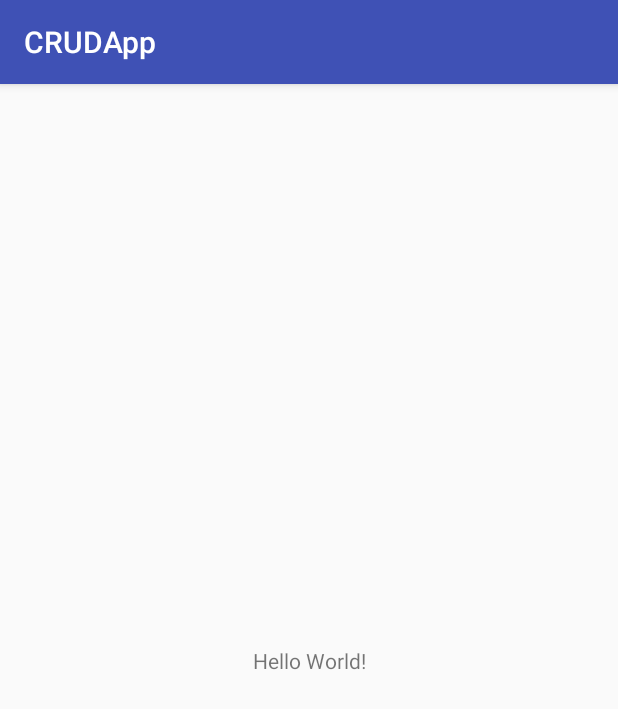
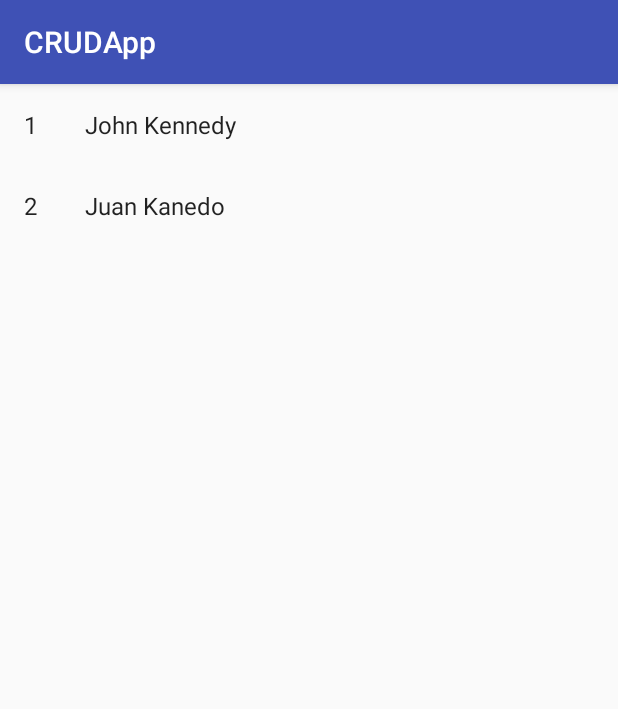
Before and after one commit to dany171/CRUD-app, an Android app: the screen it shows after launch (MainActivity), on a phone screen of 412 x 824 dp. Shown: the top 709 px of the screen. Run offline under Robolectric (Android 15) with nearby library versions, the phone set to English and light mode, and no system bars.

Commit message:
Adding List Fragment

```diff
--- a/app/src/main/java/com/gato/crudapp/MainActivity.java
+++ b/app/src/main/java/com/gato/crudapp/MainActivity.java
@@ -1,16 +1,22 @@
 package com.gato.crudapp;
 
-import android.content.Context;
 import android.support.v7.app.AppCompatActivity;
 import android.os.Bundle;
 
-public class MainActivity extends AppCompatActivity {
+import com.gato.crudapp.list.CRUDFragmentListView;
+import com.gato.crudapp.list.dummy.DummyContent;
+import com.gato.crudapp.model.Person;
+
+public class MainActivity extends AppCompatActivity implements CRUDFragmentListView.OnListFragmentInteractionListener {
 
     @Override
     protected void onCreate(Bundle savedInstanceState) {
         super.onCreate(savedInstanceState);
         setContentView(R.layout.activity_main);
+    }
 
+    @Override
+    public void onListFragmentInteraction(Person item) {
 
     }
 }
--- /dev/null
+++ b/app/src/main/java/com/gato/crudapp/list/CRUDFragmentListView.java
@@ -0,0 +1,128 @@
+package com.gato.crudapp.list;
+
+import android.content.Context;
+import android.os.Bundle;
+import android.support.v4.app.Fragment;
+import android.support.v7.widget.GridLayoutManager;
+import android.support.v7.widget.LinearLayoutManager;
+import android.support.v7.widget.RecyclerView;
+import android.view.LayoutInflater;
+import android.view.View;
+import android.view.ViewGroup;
+
+import com.gato.crudapp.R;
+import com.gato.crudapp.list.dummy.DummyContent;
+import com.gato.crudapp.list.dummy.DummyContent.DummyItem;
+import com.gato.crudapp.model.Person;
+
+import java.util.List;
+
+/**
+ * A fragment representing a list of Items.
+ * <p/>
+ * Activities containing this fragment MUST implement the {@link OnListFragmentInteractionListener}
+ * interface.
+ */
+public class CRUDFragmentListView extends Fragment implements ICRUDListView{
+
+    private ICRUDListPresenter cRUDListPresenter;
+
+    // TODO: Customize parameter argument names
+    private static final String ARG_COLUMN_COUNT = "column-count";
+    // TODO: Customize parameters
+    private int mColumnCount = 1;
+    private OnListFragmentInteractionListener mListener;
+
+    /**
+     * Mandatory empty constructor for the fragment manager to instantiate the
+     * fragment (e.g. upon screen orientation changes).
+     */
+    public CRUDFragmentListView() {
+    }
+
+    // TODO: Customize parameter initialization
+    @SuppressWarnings("unused")
+    public static CRUDFragmentListView newInstance(int columnCount) {
+        CRUDFragmentListView fragment = new CRUDFragmentListView();
+        Bundle args = new Bundle();
+        args.putInt(ARG_COLUMN_COUNT, columnCount);
+        fragment.setArguments(args);
+        return fragment;
+    }
+
+    @Override
+    public void onCreate(Bundle savedInstanceState) {
+        super.onCreate(savedInstanceState);
+
+        this.cRUDListPresenter = new CRUDListPresenter(this);
+
+        if (getArguments() != null) {
+            mColumnCount = getArguments().getInt(ARG_COLUMN_COUNT);
+        }
+    }
+
+    @Override
+    public View onCreateView(LayoutInflater inflater, ViewGroup container,
+                             Bundle savedInstanceState) {
+        View view = inflater.inflate(R.layout.fragment_person_list, container, false);
+
+        List<Person> personList = cRUDListPresenter.getModel().getPersonList();
+
+        // Set the adapter
+        if (view instanceof RecyclerView) {
+            Context context = view.getContext();
+            RecyclerView recyclerView = (RecyclerView) view;
+            if (mColumnCount <= 1) {
+                recyclerView.setLayoutManager(new LinearLayoutManager(context));
+            } else {
+                recyclerView.setLayoutManager(new GridLayoutManager(context, mColumnCount));
+            }
+            recyclerView.setAdapter(new PersonRecyclerViewAdapter(personList, mListener));
+        }
+        return view;
+    }
+
+    @Override
+    public void onResume() {
+        super.onResume();
+
+
+    }
+
+    @Override
+    public void onAttach(Context context) {
+        super.onAttach(context);
+        if (context instanceof OnListFragmentInteractionListener) {
+            mListener = (OnListFragmentInteractionListener) context;
+        } else {
+            throw new RuntimeException(context.toString()
+                    + " must implement OnListFragmentInteractionListener");
+        }
+    }
+
+    @Override
+    public void onDetach() {
+        super.onDetach();
+        mListener = null;
+    }
+
+    @Override
+    public void setPersonList(List<Person> personList) {
+
+    }
+
+    /**
+     * This interface must be implemented by activities that contain this
+     * fragment to allow an interaction in this fragment to be communicated
+     * to the activity and potentially other fragments contained in that
+     * activity.
+     * <p/>
+     * See the Android Training lesson <a href=
+     * "http://developer.android.com/training/basics/fragments/communicating.html"
+     * >Communicating with Other Fragments</a> for more information.
+     */
+    public interface OnListFragmentInteractionListener {
+        // TODO: Update argument type and name
+        void onListFragmentInteraction(Person item);
+    }
+}
--- a/app/src/main/java/com/gato/crudapp/list/CRUDListPresenter.java
+++ b/app/src/main/java/com/gato/crudapp/list/CRUDListPresenter.java
@@ -16,20 +16,39 @@ public class CRUDListPresenter implements ICRUDListPresenter {
     private CRUDListModel cRUDListModel;
     private ICRUDListView cRUDListView;
 
-    public CRUDListPresenter(ICRUDListView cRUDListView, DataService dataService){
+    private String name = "John Kennedy";
+    private String address = "Fifth avenue #466";
+    private String birthday = "21/01/2001";
+    private String email = "john.kennedy@gmail.com";
+    private long phoneNumber = 175966882l;
+
+
+
+    private String newName = "Juan Kanedo";
+    private String newAddress = "Av. Pando #446";
+    private String newBirthday = "21/01/2001";
+    private String newEmail = "juan.kanedo@gmail.com";
+    private long newPhoneNumber = 59175966882l;
+
+
+    public CRUDListPresenter(ICRUDListView cRUDListView){
         this.cRUDListView = cRUDListView;
 
-        this.dataService = dataService;
+        this.dataService = new InternalStorageDataService();
         loadModel();
     }
 
     private void loadModel(){
         cRUDListModel = new CRUDListModel();
         List<Person> personList = dataService.getPersonList();
+        Person p1 = new Person(name,address,birthday,email,phoneNumber);
+        p1.setId(1l);
+        Person p2 = new Person(newName,newAddress,newBirthday,newEmail,newPhoneNumber);
+        p2.setId(2l);
+        personList.add(p1);
+        personList.add(p2);
         cRUDListModel.setPersonList(personList);
     }
-
-
 
     @Override
     public CRUDListModel getModel() {
--- /dev/null
+++ b/app/src/main/java/com/gato/crudapp/list/PersonRecyclerViewAdapter.java
@@ -0,0 +1,80 @@
+package com.gato.crudapp.list;
+
+import android.support.v7.widget.RecyclerView;
+import android.view.LayoutInflater;
+import android.view.View;
+import android.view.ViewGroup;
+import android.widget.TextView;
+
+import com.gato.crudapp.R;
+import com.gato.crudapp.list.CRUDFragmentListView.OnListFragmentInteractionListener;
+import com.gato.crudapp.list.dummy.DummyContent.DummyItem;
+import com.gato.crudapp.model.Person;
+
+import java.util.List;
+
+/**
+ * {@link RecyclerView.Adapter} that can display a {@link DummyItem} and makes a call to the
+ * specified {@link OnListFragmentInteractionListener}.
+ * TODO: Replace the implementation with code for your data type.
+ */
+public class PersonRecyclerViewAdapter extends RecyclerView.Adapter<PersonRecyclerViewAdapter.ViewHolder> {
+
+    private final List<Person> mValues;
+    private final OnListFragmentInteractionListener mListener;
+
+    public PersonRecyclerViewAdapter(List<Person> items, OnListFragmentInteractionListener listener) {
+        mValues = items;
+        mListener = listener;
+    }
+
+    @Override
+    public ViewHolder onCreateViewHolder(ViewGroup parent, int viewType) {
+        View view = LayoutInflater.from(parent.getContext())
+                .inflate(R.layout.fragment_person, parent, false);
+        return new ViewHolder(view);
+    }
+
+    @Override
+    public void onBindViewHolder(final ViewHolder holder, int position) {
+        holder.mItem = mValues.get(position);
+        String id = Long.toString((mValues.get(position).getId()));
+        holder.mIdView.setText(id);
+        holder.mContentView.setText(mValues.get(position).getName());
+
+        holder.mView.setOnClickListener(new View.OnClickListener() {
+            @Override
+            public void onClick(View v) {
+                if (null != mListener) {
+                    // Notify the active callbacks interface (the activity, if the
+                    // fragment is attached to one) that an item has been selected.
+                    mListener.onListFragmentInteraction(holder.mItem);
+                }
+            }
+        });
+    }
+
+    @Override
+    public int getItemCount() {
+        return mValues.size();
+    }
+
+    public class ViewHolder extends RecyclerView.ViewHolder {
+        public final View mView;
+        public final TextView mIdView;
+        public final TextView mContentView;
+        public Person mItem;
+
+        public ViewHolder(View view) {
+            super(view);
+            mView = view;
+            mIdView = (TextView) view.findViewById(R.id.id);
+            mContentView = (TextView) view.findViewById(R.id.content);
+        }
+
+        @Override
+        public String toString() {
+            return super.toString() + " '" + mContentView.getText() + "'";
+        }
+    }
+}
--- a/app/src/main/res/layout/activity_main.xml
+++ b/app/src/main/res/layout/activity_main.xml
@@ -6,13 +6,9 @@
     android:layout_height="match_parent"
     tools:context="com.gato.crudapp.MainActivity">
 
-    <TextView
-        android:layout_width="wrap_content"
-        android:layout_height="wrap_content"
-        android:text="Hello World!"
-        app:layout_constraintBottom_toBottomOf="parent"
-        app:layout_constraintLeft_toLeftOf="parent"
-        app:layout_constraintRight_toRightOf="parent"
-        app:layout_constraintTop_toTopOf="parent" />
+    <fragment class="com.gato.crudapp.list.CRUDFragmentListView"
+        android:id="@+id/titles"
+        android:layout_width="match_parent" android:layout_height="match_parent" />
+
 
 </android.support.constraint.ConstraintLayout>
--- /dev/null
+++ b/app/src/main/res/layout/fragment_person.xml
@@ -0,0 +1,20 @@
+<?xml version="1.0" encoding="utf-8"?>
+<LinearLayout xmlns:android="http://schemas.android.com/apk/res/android"
+    android:layout_width="wrap_content"
+    android:layout_height="wrap_content"
+    android:orientation="horizontal">
+
+    <TextView
+        android:id="@+id/id"
+        android:layout_width="wrap_content"
+        android:layout_height="wrap_content"
+        android:layout_margin="@dimen/text_margin"
+        android:textAppearance="?attr/textAppearanceListItem" />
+
+    <TextView
+        android:id="@+id/content"
+        android:layout_width="wrap_content"
+        android:layout_height="wrap_content"
+        android:layout_margin="@dimen/text_margin"
+        android:textAppearance="?attr/textAppearanceListItem" />
+</LinearLayout>
--- /dev/null
+++ b/app/src/main/res/layout/fragment_person_list.xml
@@ -0,0 +1,13 @@
+<?xml version="1.0" encoding="utf-8"?>
+<android.support.v7.widget.RecyclerView xmlns:android="http://schemas.android.com/apk/res/android"
+    xmlns:app="http://schemas.android.com/apk/res-auto"
+    xmlns:tools="http://schemas.android.com/tools"
+    android:id="@+id/list"
+    android:name="com.gato.crudapp.list.PersonsFragment"
+    android:layout_width="match_parent"
+    android:layout_height="match_parent"
+    android:layout_marginLeft="16dp"
+    android:layout_marginRight="16dp"
+    app:layoutManager="LinearLayoutManager"
+    tools:context="com.gato.crudapp.list.CRUDFragmentListView"
+    tools:listitem="@layout/fragment_person" />
```
Also changed, not shown: app/src/main/java/com/gato/crudapp/list/CRUDListView.java (+30 -1 lines), app/src/main/java/com/gato/crudapp/list/dummy/DummyContent.java (added, +72 -0 lines), app/src/main/res/layout/person_list_fragment.xml (added, +18 -0 lines), app/src/main/res/layout/row_person.xml (added, +16 -0 lines), 1 other file.
